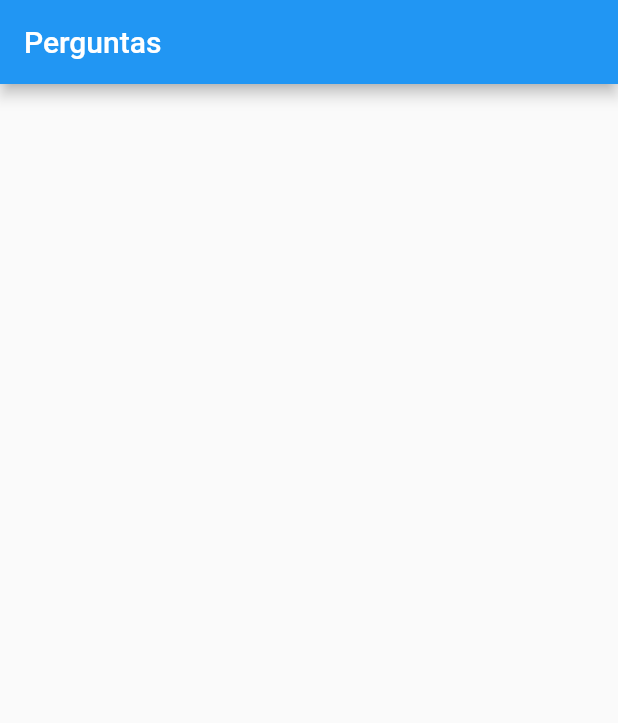
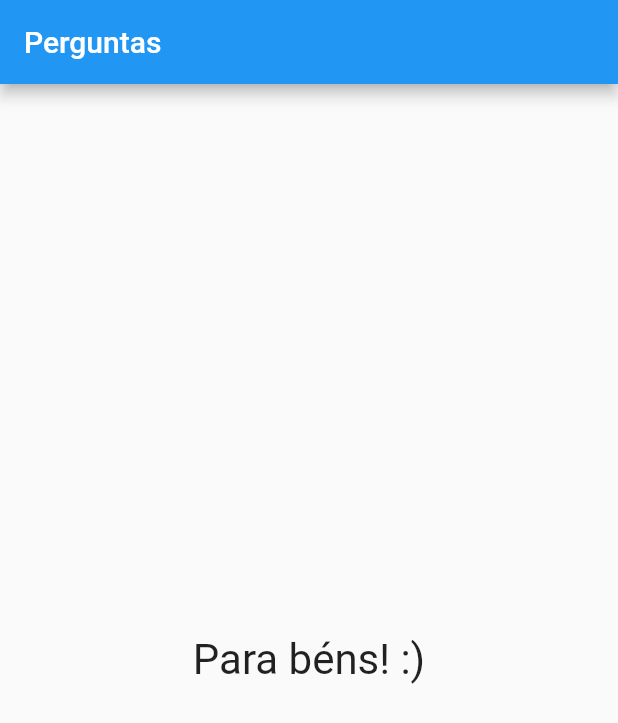
Before and after one commit to milenycgalvao/projeto-perguntas-simples, a Flutter app: the screen it shows after launch, after a tap on "Preto", after a tap on "cobra", after a tap on "leo", on a phone screen of 412 x 824 dp. Shown: the top 723 px of the screen. Run offline on Flutter 3.47's test engine with Material 2 defaults, Android fonts, the phone set to English and light mode, and no system bars.

Commit message:
mensagem no final

```diff
--- a/lib/main.dart
+++ b/lib/main.dart
@@ -65,7 +65,12 @@ class _PerguntaAppState extends State<PerguntaApp> {
                       .toList(),
                 ],
               )
-            : null,
+            : Center(
+                child: Text(
+                  'Para béns! :)',
+                  style: TextStyle(fontSize: 28),
+                ),
+              ),
       ),
     );
   }
```
